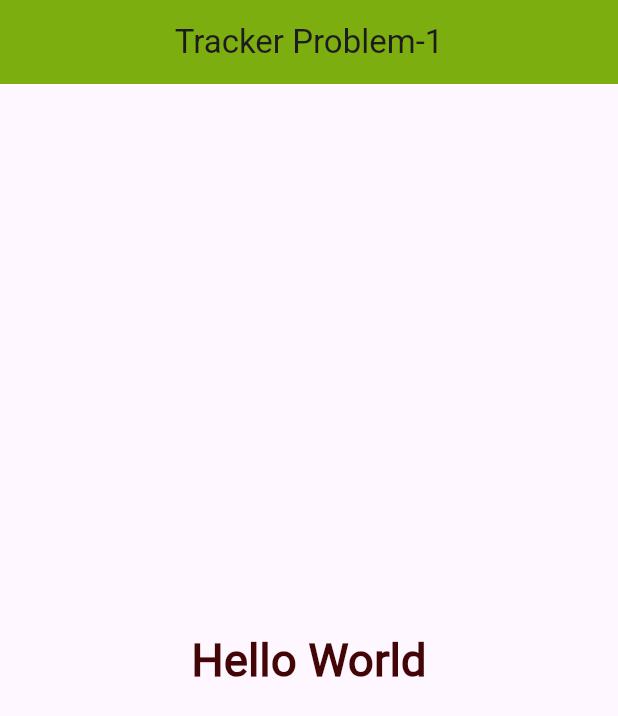
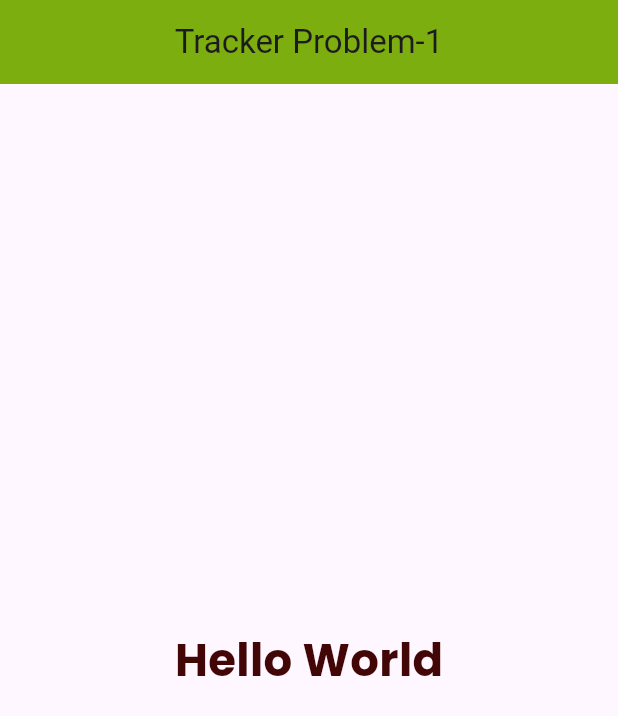
Before and after one commit to Md-Rahatil/tracker_sheet, a Flutter app: the screen it shows after launch, on a phone screen of 412 x 824 dp. Shown: the top 716 px of the screen. Run offline on Flutter 3.47's test engine with Material 3 defaults, Android fonts, the light colour scheme and no system bars; our stand-ins replace animated_text_kit, image_picker, timezone.

Commit message:
custom font

```diff
--- a/lib/task_1.dart
+++ b/lib/task_1.dart
@@ -15,7 +15,7 @@ class Task_1 extends StatelessWidget {
         child: Text(
           "Hello World",
           style: TextStyle(
-            fontFamily: 'Roboto',
+            fontFamily: 'Poppins',
             fontSize: 30,
             color: const Color.fromARGB(255, 66, 6, 6),
             fontWeight: FontWeight.bold,
--- a/pubspec.yaml
+++ b/pubspec.yaml
@@ -107,9 +107,9 @@ flutter:
   # list giving the asset and other descriptors for the font. For
   # example:
   fonts:
-    - family: Roboto
+    - family: Poppins
       fonts:
-        - asset: fonts/Roboto-Regular.ttf
+        - asset:fonts/Poppins-Bold.ttf
   #       - asset: fonts/Schyler-Italic.ttf
   #         style: italic
   #   - family: Trajan Pro
```
Also changed, not shown: fonts/Poppins-Bold.ttf (added).
